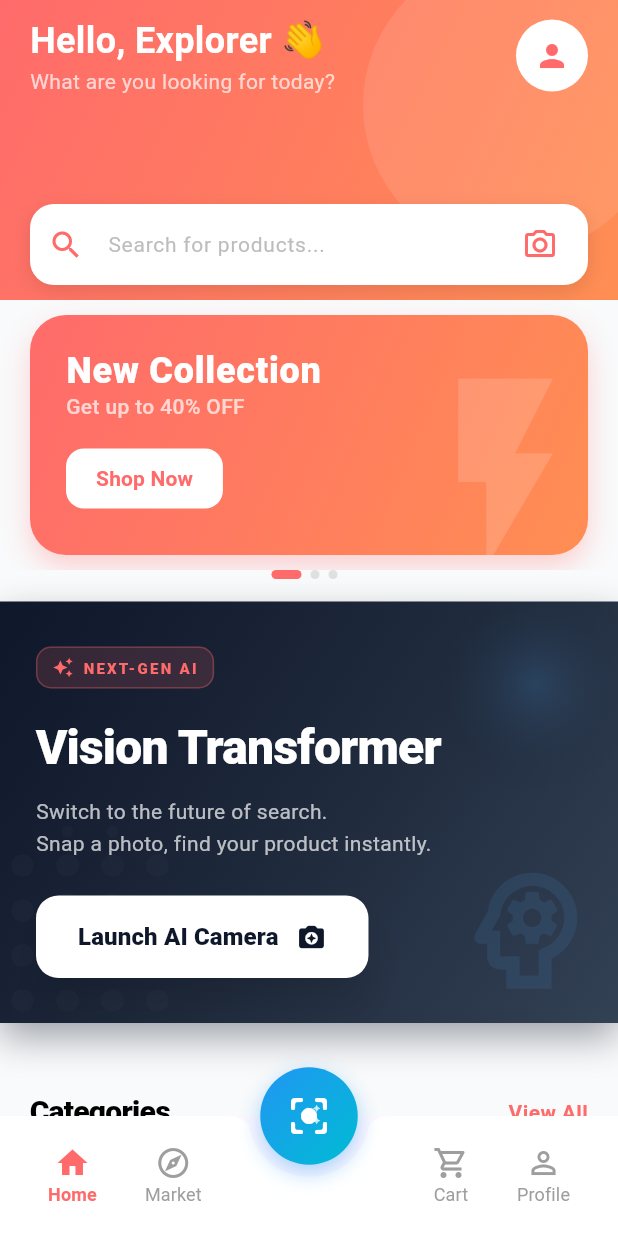
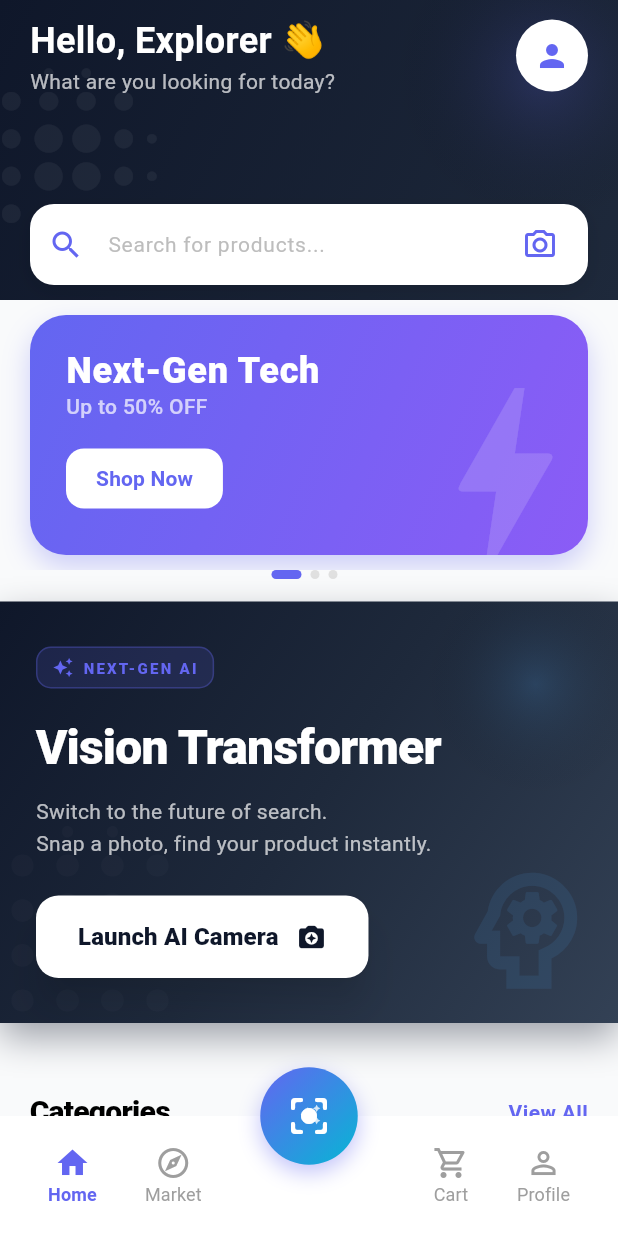
Before and after one commit to nigamyadav72/MajorProject_App, a Flutter app: the BottomNav screen opened directly, on a phone screen of 412 x 824 dp. Run offline on Flutter 3.47's test engine with Material 3 defaults, Android fonts, the light colour scheme and no system bars; our stand-ins replace cached_network_image, flutter_secure_storage, google_sign_in, image_picker, webview_flutter; missing offline and left inert: khalti_checkout_flutter; accounts and stored records are empty; network calls fail; Roboto replaces fonts that are missing (Outfit); statements that could not run were skipped.

Commit message:
small ui changes

```diff
--- a/lib/bottom_nav.dart
+++ b/lib/bottom_nav.dart
@@ -59,13 +59,13 @@
         decoration: BoxDecoration(
           shape: BoxShape.circle,
           gradient: const LinearGradient(
-            colors: [Color(0xFF2196F3), Color(0xFF00BCD4)],
+            colors: [Color(0xFF6366F1), Color(0xFF06B6D4)],
             begin: Alignment.topLeft,
             end: Alignment.bottomRight,
           ),
           boxShadow: [
             BoxShadow(
-              color: const Color(0xFF2196F3).withValues(alpha: 0.4),
+              color: const Color(0xFF6366F1).withValues(alpha: 0.4),
               blurRadius: 12,
               offset: const Offset(0, 5),
             ),
@@ -142,13 +142,13 @@
         children: [
           Icon(
             isSelected ? activeIcon : icon,
-            color: isSelected ? const Color(0xFFFF6B6B) : Colors.grey,
+            color: isSelected ? const Color(0xFF6366F1) : Colors.grey,
           ),
           Text(
             label,
             style: TextStyle(
               fontSize: 12,
-              color: isSelected ? const Color(0xFFFF6B6B) : Colors.grey,
+              color: isSelected ? const Color(0xFF6366F1) : Colors.grey,
               fontWeight: isSelected ? FontWeight.bold : FontWeight.normal,
             ),
           ),
@@ -176,12 +176,12 @@
             ),
             const SizedBox(height: 20),
             ListTile(
-              leading: const Icon(Icons.camera_alt, color: Color(0xFF2196F3)),
+              leading: const Icon(Icons.camera_alt, color: Color(0xFF6366F1)),
               title: const Text("Take a Photo"),
               onTap: () => Navigator.pop(context, ImageSource.camera),
             ),
             ListTile(
-              leading: const Icon(Icons.photo_library, color: Color(0xFF2196F3)),
+              leading: const Icon(Icons.photo_library, color: Color(0xFF6366F1)),
               title: const Text("Choose from Gallery"),
               onTap: () => Navigator.pop(context, ImageSource.gallery),
             ),
--- a/lib/home_screen.dart
+++ b/lib/home_screen.dart
@@ -23,22 +23,22 @@
 
   final List<Map<String, dynamic>> _promoBanners = [
     {
-      'title': 'New Collection',
-      'subtitle': 'Get up to 40% OFF',
-      'colors': [const Color(0xFFFF6B6B), const Color(0xFFFF8E53)],
-      'icon': Icons.flash_on,
+      'title': 'Next-Gen Tech',
+      'subtitle': 'Up to 50% OFF',
+      'colors': [const Color(0xFF6366F1), const Color(0xFF8B5CF6)],
+      'icon': Icons.bolt,
     },
     {
-      'title': 'Smart Tech',
-      'subtitle': 'Latest Gadgets 2024',
-      'colors': [const Color(0xFF4facfe), const Color(0xFF00f2fe)],
-      'icon': Icons.devices_other,
+      'title': 'Smart World',
+      'subtitle': 'Futuristic Gadgets',
+      'colors': [const Color(0xFF06B6D4), const Color(0xFF3B82F6)],
+      'icon': Icons.rocket_launch,
     },
     {
-      'title': 'Summer Sale',
-      'subtitle': 'Free Delivery on all',
-      'colors': [const Color(0xFF43e97b), const Color(0xFF38f9d7)],
-      'icon': Icons.shopping_bag,
+      'title': 'Premium Style',
+      'subtitle': 'Elegance Redefined',
+      'colors': [const Color(0xFF1E293B), const Color(0xFF475569)],
+      'icon': Icons.auto_awesome,
     },
   ];
 
@@ -107,7 +107,7 @@
         background: Container(
           decoration: const BoxDecoration(
             gradient: LinearGradient(
-              colors: [Color(0xFFFF6B6B), Color(0xFFFF8E53)],
+              colors: [Color(0xFF0F172A), Color(0xFF1E293B)],
               begin: Alignment.topLeft,
               end: Alignment.bottomRight,
             ),
@@ -115,11 +115,29 @@
           child: Stack(
             children: [
               Positioned(
-                top: -30,
-                right: -30,
-                child: CircleAvatar(
-                  radius: 100,
-                  backgroundColor: Colors.white.withValues(alpha: 0.1),
+                top: -50,
+                right: -50,
+                child: Container(
+                  width: 200,
+                  height: 200,
+                  decoration: BoxDecoration(
+                    shape: BoxShape.circle,
+                    gradient: RadialGradient(
+                      colors: [
+                        const Color(0xFF6366F1).withValues(alpha: 0.2),
+                        Colors.transparent,
+                      ],
+                    ),
+                  ),
+                ),
+              ),
+              Positioned(
+                bottom: 20,
+                left: -30,
+                child: Icon(
+                  Icons.blur_on,
+                  size: 150,
+                  color: Colors.white.withValues(alpha: 0.05),
                 ),
               ),
               SafeArea(
@@ -169,7 +187,7 @@
                                       ? NetworkImage(user!.photoUrl!)
                                       : null,
                                     child: user?.photoUrl == null
-                                      ? const Icon(Icons.person, color: Color(0xFFFF6B6B))
+                                      ? const Icon(Icons.person, color: Color(0xFF6366F1))
                                       : null,
                                   ),
                                 ),
@@ -211,8 +229,8 @@
             child: Text(
               action,
               style: const TextStyle(
-                color: Color(0xFFFF6B6B),
-                fontWeight: FontWeight.w600,
+                color: Color(0xFF6366F1),
+                fontWeight: FontWeight.w700,
                 fontSize: 14,
               ),
             ),
@@ -247,7 +265,7 @@
         decoration: InputDecoration(
           hintText: "Search for products...",
           hintStyle: TextStyle(color: Colors.grey.shade400, fontSize: 14),
-          prefixIcon: const Icon(Icons.search, color: Color(0xFFFF6B6B)),
+          prefixIcon: const Icon(Icons.search, color: Color(0xFF6366F1)),
           suffixIcon: Row(
             mainAxisSize: MainAxisSize.min,
             children: [
@@ -261,7 +279,7 @@
                   },
                 ),
               IconButton(
-                icon: const Icon(Icons.camera_alt_outlined, color: Color(0xFFFF6B6B)),
+                icon: const Icon(Icons.camera_alt_outlined, color: Color(0xFF6366F1)),
                 onPressed: _handleVisualSearch,
               ),
               const SizedBox(width: 8),
@@ -295,12 +313,12 @@
             ),
             const SizedBox(height: 20),
             ListTile(
-              leading: const Icon(Icons.camera_alt, color: Color(0xFFFF6B6B)),
+              leading: const Icon(Icons.camera_alt, color: Color(0xFF6366F1)),
               title: const Text("Take a Photo"),
               onTap: () => Navigator.pop(context, ImageSource.camera),
             ),
             ListTile(
-              leading: const Icon(Icons.photo_library, color: Color(0xFFFF6B6B)),
+              leading: const Icon(Icons.photo_library, color: Color(0xFF6366F1)),
               title: const Text("Choose from Gallery"),
               onTap: () => Navigator.pop(context, ImageSource.gallery),
             ),
@@ -454,7 +472,7 @@
               width: _currentBannerIndex == index ? 20 : 6,
               decoration: BoxDecoration(
                 color: _currentBannerIndex == index
-                  ? const Color(0xFFFF6B6B)
+                  ? const Color(0xFF6366F1)
                   : Colors.grey.shade300,
                 borderRadius: BorderRadius.circular(3),
               ),
@@ -537,22 +555,22 @@
                 Container(
                   padding: const EdgeInsets.symmetric(horizontal: 10, vertical: 6),
                   decoration: BoxDecoration(
-                    color: const Color(0xFFFF6B6B).withValues(alpha: 0.15),
+                    color: const Color(0xFF6366F1).withValues(alpha: 0.15),
                     borderRadius: BorderRadius.circular(10),
                     border: Border.all(
-                      color: const Color(0xFFFF6B6B).withValues(alpha: 0.3),
+                      color: const Color(0xFF6366F1).withValues(alpha: 0.3),
                       width: 1,
                     ),
                   ),
                   child: const Row(
                     mainAxisSize: MainAxisSize.min,
                     children: [
-                      Icon(Icons.auto_awesome, size: 14, color: Color(0xFFFF6B6B)),
+                      Icon(Icons.auto_awesome, size: 14, color: Color(0xFF6366F1)),
                       SizedBox(width: 6),
                       Text(
                         "NEXT-GEN AI",
                         style: TextStyle(
-                          color: Color(0xFFFF6B6B),
+                          color: Color(0xFF6366F1),
                           fontSize: 10,
                           fontWeight: FontWeight.w900,
                           letterSpacing: 1.5,
--- a/lib/main.dart
+++ b/lib/main.dart
@@ -60,6 +60,19 @@
             title: 'E-Pasal',
             theme: ThemeData(
               useMaterial3: true,
+              colorScheme: ColorScheme.fromSeed(
+                seedColor: const Color(0xFF6366F1),
+                primary: const Color(0xFF6366F1),
+                secondary: const Color(0xFF06B6D4),
+                surface: Colors.white,
+                background: const Color(0xFFF8FAFC),
+                brightness: Brightness.light,
+              ),
+              fontFamily: 'Outfit', // A more modern font feel
+              textTheme: const TextTheme(
+                headlineMedium: TextStyle(fontWeight: FontWeight.w800, color: Color(0xFF1E293B)),
+                bodyMedium: TextStyle(color: Color(0xFF475569)),
+              ),
             ),
             home: auth.isAuthenticated ? const BottomNav() : const LoginPage(),
           );
--- a/lib/widgets/category_card.dart
+++ b/lib/widgets/category_card.dart
@@ -28,7 +28,7 @@
               shape: BoxShape.circle,
               gradient: isSelected
                   ? const LinearGradient(
-                      colors: [Color(0xFFFF6B6B), Color(0xFFFF8E53)],
+                      colors: [Color(0xFF6366F1), Color(0xFF06B6D4)],
                       begin: Alignment.topLeft,
                       end: Alignment.bottomRight,
                     )
@@ -38,7 +38,7 @@
               boxShadow: isSelected
                   ? [
                       BoxShadow(
-                        color: const Color(0xFFFF6B6B).withValues(alpha: 0.3),
+                        color: const Color(0xFF6366F1).withValues(alpha: 0.3),
                         blurRadius: 12,
                         offset: const Offset(0, 4),
                       ),
--- a/lib/widgets/product_card.dart
+++ b/lib/widgets/product_card.dart
@@ -148,7 +148,7 @@
                             '₹${product.price.toStringAsFixed(0)}',
                             style: const TextStyle(
                               fontWeight: FontWeight.w900,
-                              color: Color(0xFFFF6B6B),
+                              color: Color(0xFF6366F1),
                               fontSize: 16,
                             ),
                           ),
```
